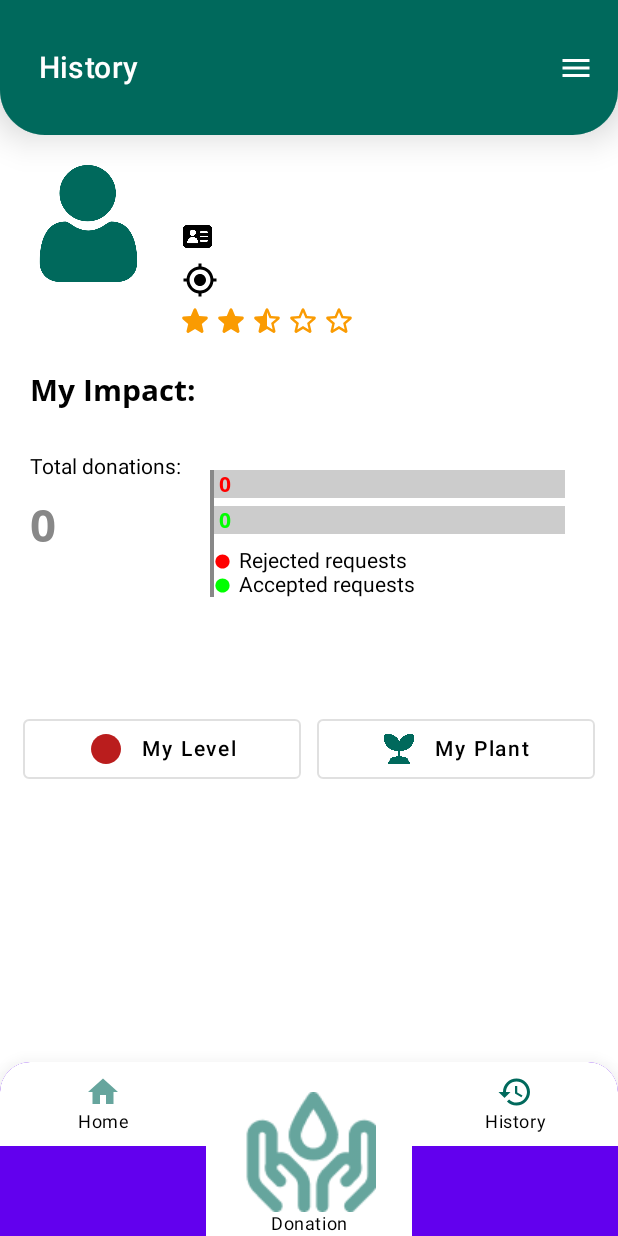
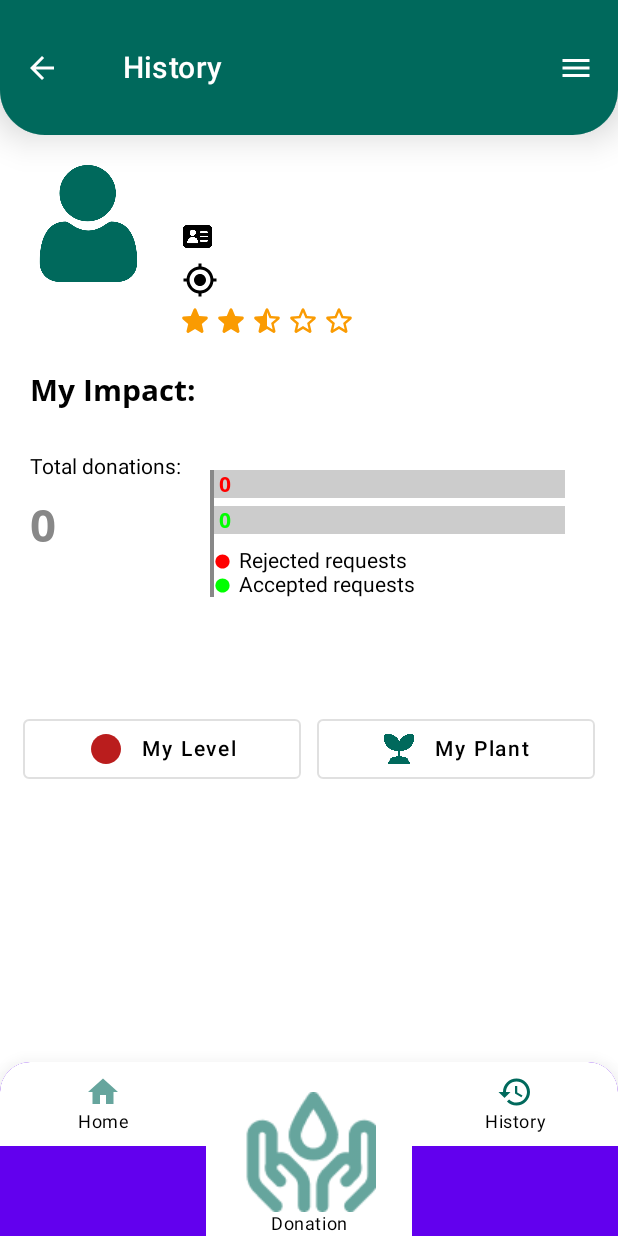
Before and after one commit to eman6904/Agmad_Project, an Android app built with Jetpack Compose: the donationScreen screen opened through its navigation route, item 3 of the bottom bar chosen, on a phone screen of 412 x 824 dp. Run offline under Robolectric (Android 15) with nearby library versions, the phone set to English and light mode, and no system bars; our stand-ins replace Firebase (no records; nobody signed in at launch, a user with empty details on screens opened directly).

Commit message:
Modified Language and UI

```diff
--- a/app/src/main/java/com/example/ourproject/FrontEnd/screens/DonationScreen.kt
+++ b/app/src/main/java/com/example/ourproject/FrontEnd/screens/DonationScreen.kt
@@ -192,7 +192,18 @@ fun DonationTopBar(navController: NavHostController) {
                             )
                         }
                     },
-
+                    actions = {
+                        IconButton(
+                            onClick = {
+                            }
+                        ) {
+                            Icon(
+                                imageVector = Icons.Default.Menu,
+                                contentDescription = "menu icon",
+                                tint = Color.White
+                            )
+                        }
+                    },
                     backgroundColor = colorResource(id = R.color.mainColor),
                     modifier = Modifier
                         .fillMaxSize()
--- a/app/src/main/java/com/example/ourproject/FrontEnd/screens/DonorHomeScreen.kt
+++ b/app/src/main/java/com/example/ourproject/FrontEnd/screens/DonorHomeScreen.kt
@@ -180,7 +180,7 @@ fun doHomeTopBar(acceptedRequestedNumber: MutableState<Int>,rejectedRequestedNum
                                     text = stringResource(R.string.language),
                                     fontWeight = FontWeight.Bold,
                                     color = Color.White,
-                                    modifier = Modifier.padding(end = 8.dp)
+                                    modifier = Modifier.padding(end = 8.dp, top = 3.dp)
                                 )
                             }
                         }
--- a/app/src/main/java/com/example/ourproject/FrontEnd/screens/HistoryScreen.kt
+++ b/app/src/main/java/com/example/ourproject/FrontEnd/screens/HistoryScreen.kt
@@ -62,7 +62,7 @@ fun historyScreen(navController: NavHostController){
     Column(
         modifier = Modifier.fillMaxSize()
     ) {
-        HistoryTopBar()
+        HistoryTopBar(navController)
         Column(
             modifier = Modifier
                 .fillMaxSize()
@@ -112,7 +112,7 @@ fun historyScreen(navController: NavHostController){
                 }
             }
 
-            Text(text="My Impact:",fontStyle = FontStyle.Normal,
+            Text(text= stringResource(R.string.my_impact),fontStyle = FontStyle.Normal,
                 fontFamily = FontFamily(Font(R.font.bold)),
                 fontSize = 20.sp,
                 modifier=Modifier.padding(top=10.dp,start=10.dp),
@@ -129,7 +129,7 @@ fun historyScreen(navController: NavHostController){
                 ){
 
                     Text(
-                        text="Total donations:",
+                        text= stringResource(R.string.total_donations),
                         color = Color.Black,
                         modifier=Modifier.padding(10.dp),
                     )
@@ -185,7 +185,7 @@ fun historyScreen(navController: NavHostController){
                        Icon(imageVector = Icons.Default.Circle, contentDescription = null,tint=Color.Red,
                            modifier=Modifier.weight(1f))
                        Text(
-                           text="Rejected requests",
+                           text= stringResource(R.string.rejected_requests),
                            modifier= Modifier
                                .padding(start = 5.dp)
                                .weight(20f)
@@ -199,7 +199,7 @@ fun historyScreen(navController: NavHostController){
                         Icon(imageVector = Icons.Default.Circle, contentDescription = null,tint=Color.Green,
                             modifier=Modifier.weight(1f))
                         Text(
-                            text="Accepted requests",
+                            text= stringResource(R.string.accepted_requests),
                             modifier= Modifier
                                 .padding(start = 5.dp)
                                 .weight(20f)
@@ -227,7 +227,7 @@ fun historyScreen(navController: NavHostController){
                         tint= colorResource(id = selectedLevel.color)
                     )
                     Text(
-                        text= "My Level",
+                        text= stringResource(R.string.my_level),
                         modifier= Modifier.padding(start = 12.dp),
                         color = Color.Black
                     )
@@ -247,7 +247,7 @@ fun historyScreen(navController: NavHostController){
                         tint = colorResource(id = R.color.mainColor)
                     )
                     Text(
-                        text="My Plant",
+                        text=stringResource(R.string.my_plant),
                         modifier= Modifier.padding(start = 12.dp),
                         color = Color.Black
                     )
@@ -257,7 +257,7 @@ fun historyScreen(navController: NavHostController){
     }
 }
 @Composable
-fun HistoryTopBar() {
+fun HistoryTopBar(navController: NavHostController) {
 
     Card(
         modifier = Modifier
@@ -279,6 +279,17 @@ fun HistoryTopBar() {
                     title = { Text(text = stringResource(R.string.history),
                         color = Color.White,
                         modifier = Modifier.padding(start=10.dp))
+                    },
+                    navigationIcon = {
+                        IconButton(onClick = {
+                            navController.popBackStack()
+                        }) {
+                            Icon(
+                                imageVector = Icons.Default.ArrowBack,
+                                contentDescription = stringResource(R.string.arrowbackicon),
+                                tint = Color.White
+                            )
+                        }
                     },
                     actions = {
                         IconButton(
--- a/app/src/main/res/values/strings.xml
+++ b/app/src/main/res/values/strings.xml
@@ -1,5 +1,5 @@
 <resources>
-    <string name="app_name">OurProject</string>
+    <string name="app_name">Food Saver</string>
     <string name="food_size">Food Size:</string>
     <string name="food_content">Food Content:</string>
     <string name="meat">Meat</string>
@@ -92,9 +92,14 @@
     <string name="history">History</string>
     <string name="images_are_uploaded">images are uploaded successfully</string>
     <string name="english">English</string>
-    <string name="arabic">Arabic</string>
+    <string name="arabic">عربي</string>
     <string name="language">Language</string>
     <string name="waiting">Waiting...</string>
     <string name="levels">Levels</string>
     <string name="my_plant">My Plant</string>
+    <string name="total_donations">Total donations:</string>
+    <string name="my_impact">My Impact:</string>
+    <string name="rejected_requests">Rejected requests</string>
+    <string name="accepted_requests">Accepted requests</string>
+    <string name="my_level">My Level</string>
 </resources>
```
Also changed, not shown: 1 other file.
